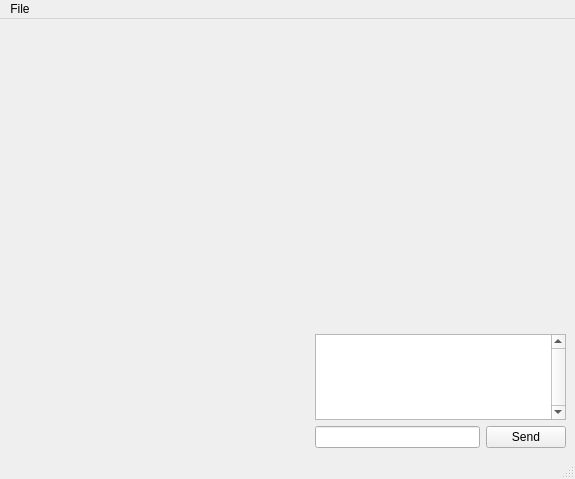
Qt form qt_files/comp_app.ui (UBC-Rocket/UBCRocketGroundStation) before a commit.
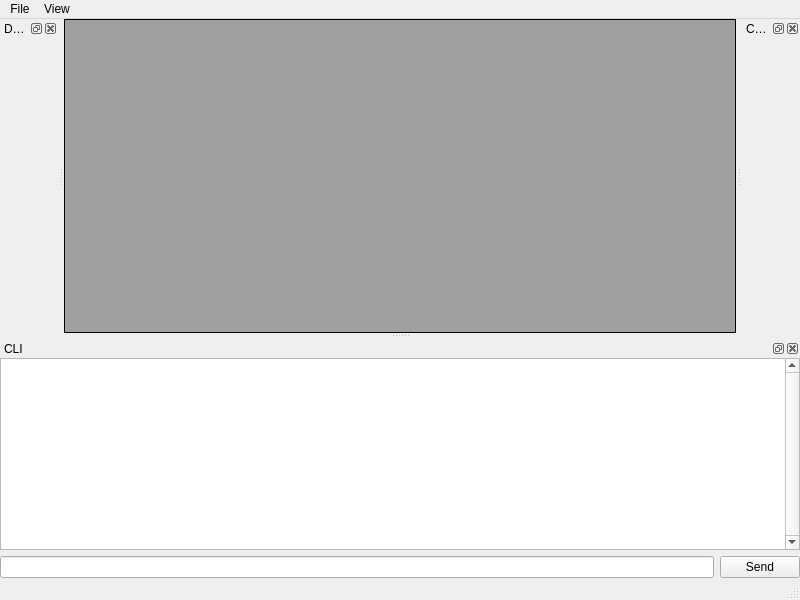
The same form after that commit. Custom widgets are drawn as their Qt base class.

Commit message: Updated UI to make it cleaner and more configurable

The edit to the form file:
```diff
--- a/qt_files/comp_app.ui
+++ b/qt_files/comp_app.ui
@@ -6,8 +6,8 @@
    <rect>
     <x>0</x>
     <y>0</y>
-    <width>575</width>
-    <height>479</height>
+    <width>800</width>
+    <height>600</height>
    </rect>
   </property>
   <property name="windowTitle">
@@ -15,74 +15,36 @@
   </property>
   <widget class="QWidget" name="centralwidget">
    <layout class="QGridLayout" name="gridLayout_2">
-    <item row="0" column="4">
-     <layout class="QGridLayout" name="gridLayout_5"/>
-    </item>
-    <item row="2" column="4">
-     <layout class="QGridLayout" name="gridLayout">
-      <item row="1" column="0">
-       <widget class="QPlainTextEdit" name="consoleText">
-        <property name="verticalScrollBarPolicy">
-         <enum>Qt::ScrollBarAlwaysOn</enum>
-        </property>
-        <property name="horizontalScrollBarPolicy">
-         <enum>Qt::ScrollBarAlwaysOff</enum>
-        </property>
-        <property name="readOnly">
-         <bool>true</bool>
-        </property>
-        <property name="plainText">
-         <string/>
-        </property>
-       </widget>
-      </item>
-      <item row="2" column="0">
-       <layout class="QHBoxLayout" name="horizontalLayout_2">
-        <item>
-         <widget class="QLineEdit" name="commandEdit"/>
-        </item>
-        <item>
-         <widget class="QPushButton" name="sendButton">
-          <property name="text">
-           <string>Send</string>
-          </property>
-         </widget>
-        </item>
-       </layout>
-      </item>
-     </layout>
-    </item>
-    <item row="0" column="0">
-     <layout class="QVBoxLayout" name="verticalLayout_3">
-      <property name="sizeConstraint">
-       <enum>QLayout::SetMinimumSize</enum>
+    <property name="leftMargin">
+     <number>0</number>
+    </property>
+    <property name="topMargin">
+     <number>0</number>
+    </property>
+    <property name="rightMargin">
+     <number>0</number>
+    </property>
+    <property name="bottomMargin">
+     <number>0</number>
+    </property>
+    <item row="0" column="1">
+     <widget class="QMdiArea" name="mdiArea">
+      <property name="frameShape">
+       <enum>QFrame::Panel</enum>
       </property>
-      <item>
-       <widget class="MplWidget" name="plotWidget" native="true">
-        <property name="sizePolicy">
-         <sizepolicy hsizetype="Expanding" vsizetype="Expanding">
-          <horstretch>0</horstretch>
-          <verstretch>0</verstretch>
-         </sizepolicy>
-        </property>
-        <property name="minimumSize">
-         <size>
-          <width>300</width>
-          <height>300</height>
-         </size>
-        </property>
-        <property name="maximumSize">
-         <size>
-          <width>300</width>
-          <height>300</height>
-         </size>
-        </property>
-       </widget>
-      </item>
-     </layout>
-    </item>
-    <item row="2" column="0">
-     <layout class="QGridLayout" name="gridLayout_6"/>
+      <property name="frameShadow">
+       <enum>QFrame::Plain</enum>
+      </property>
+      <property name="background">
+       <brush brushstyle="SolidPattern">
+        <color alpha="255">
+         <red>160</red>
+         <green>160</green>
+         <blue>160</blue>
+        </color>
+       </brush>
+      </property>
+     </widget>
     </item>
    </layout>
   </widget>
@@ -91,7 +53,7 @@
     <rect>
      <x>0</x>
      <y>0</y>
-     <width>575</width>
+     <width>800</width>
      <height>21</height>
     </rect>
    </property>
@@ -101,23 +63,143 @@
     </property>
     <addaction name="actionSave"/>
    </widget>
+   <widget class="QMenu" name="menuView">
+    <property name="title">
+     <string>View</string>
+    </property>
+    <addaction name="actionReset"/>
+   </widget>
    <addaction name="menuSave"/>
+   <addaction name="menuView"/>
   </widget>
   <widget class="QStatusBar" name="statusbar"/>
+  <widget class="QDockWidget" name="dockWidget">
+   <property name="windowTitle">
+    <string>CLI</string>
+   </property>
+   <attribute name="dockWidgetArea">
+    <number>8</number>
+   </attribute>
+   <widget class="QWidget" name="dockWidgetContents">
+    <layout class="QVBoxLayout" name="verticalLayout">
+     <property name="leftMargin">
+      <number>0</number>
+     </property>
+     <property name="topMargin">
+      <number>0</number>
+     </property>
+     <property name="rightMargin">
+      <number>0</number>
+     </property>
+     <property name="bottomMargin">
+      <number>0</number>
+     </property>
+     <item>
+      <widget class="QPlainTextEdit" name="consoleText">
+       <property name="verticalScrollBarPolicy">
+        <enum>Qt::ScrollBarAlwaysOn</enum>
+       </property>
+       <property name="horizontalScrollBarPolicy">
+        <enum>Qt::ScrollBarAlwaysOff</enum>
+       </property>
+       <property name="readOnly">
+        <bool>true</bool>
+       </property>
+       <property name="plainText">
+        <string/>
+       </property>
+      </widget>
+     </item>
+     <item>
+      <layout class="QHBoxLayout" name="horizontalLayout_2">
+       <item>
+        <widget class="QLineEdit" name="commandEdit"/>
+       </item>
+       <item>
+        <widget class="QPushButton" name="sendButton">
+         <property name="text">
+          <string>Send</string>
+         </property>
+        </widget>
+       </item>
+      </layout>
+     </item>
+    </layout>
+   </widget>
+  </widget>
+  <widget class="QDockWidget" name="dockWidget_2">
+   <property name="windowTitle">
+    <string>Data</string>
+   </property>
+   <attribute name="dockWidgetArea">
+    <number>1</number>
+   </attribute>
+   <widget class="QWidget" name="dockWidgetContents_2">
+    <layout class="QGridLayout" name="gridLayout_3">
+     <property name="leftMargin">
+      <number>0</number>
+     </property>
+     <property name="topMargin">
+      <number>0</number>
+     </property>
+     <property name="rightMargin">
+      <number>0</number>
+     </property>
+     <property name="bottomMargin">
+      <number>0</number>
+     </property>
+     <item row="0" column="0">
+      <layout class="QFormLayout" name="dataLabelFormLayout">
+       <property name="leftMargin">
+        <number>9</number>
+       </property>
+       <property name="topMargin">
+        <number>9</number>
+       </property>
+       <property name="rightMargin">
+        <number>9</number>
+       </property>
+       <property name="bottomMargin">
+        <number>9</number>
+       </property>
+      </layout>
+     </item>
+    </layout>
+   </widget>
+  </widget>
+  <widget class="QDockWidget" name="dockWidget_3">
+   <property name="windowTitle">
+    <string>Command Sortcuts</string>
+   </property>
+   <attribute name="dockWidgetArea">
+    <number>2</number>
+   </attribute>
+   <widget class="QWidget" name="dockWidgetContents_3">
+    <layout class="QGridLayout" name="gridLayout_4">
+     <property name="leftMargin">
+      <number>0</number>
+     </property>
+     <property name="topMargin">
+      <number>0</number>
+     </property>
+     <property name="rightMargin">
+      <number>0</number>
+     </property>
+     <property name="bottomMargin">
+      <number>0</number>
+     </property>
+     <item row="0" column="0">
+      <layout class="QGridLayout" name="commandButtonGrid"/>
+     </item>
+    </layout>
+   </widget>
+  </widget>
   <action name="actionSave">
    <property name="text">
     <string>Save</string>
    </property>
   </action>
  </widget>
- <customwidgets>
-  <customwidget>
-   <class>MplWidget</class>
-   <extends>QWidget</extends>
-   <header>main_window.mplwidget.h</header>
-   <container>1</container>
-  </customwidget>
- </customwidgets>
  <resources/>
  <connections/>
 </ui>
```
Left out of the diff: 8 changed lines with no effect on the pictures. The commit also changes 3 other files.
